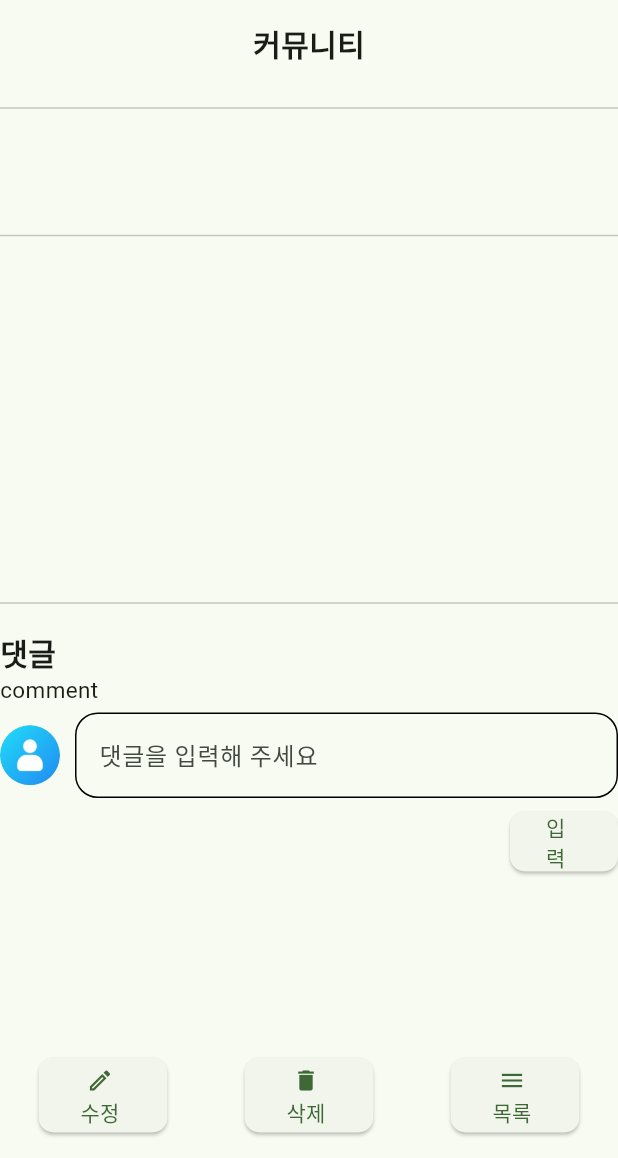
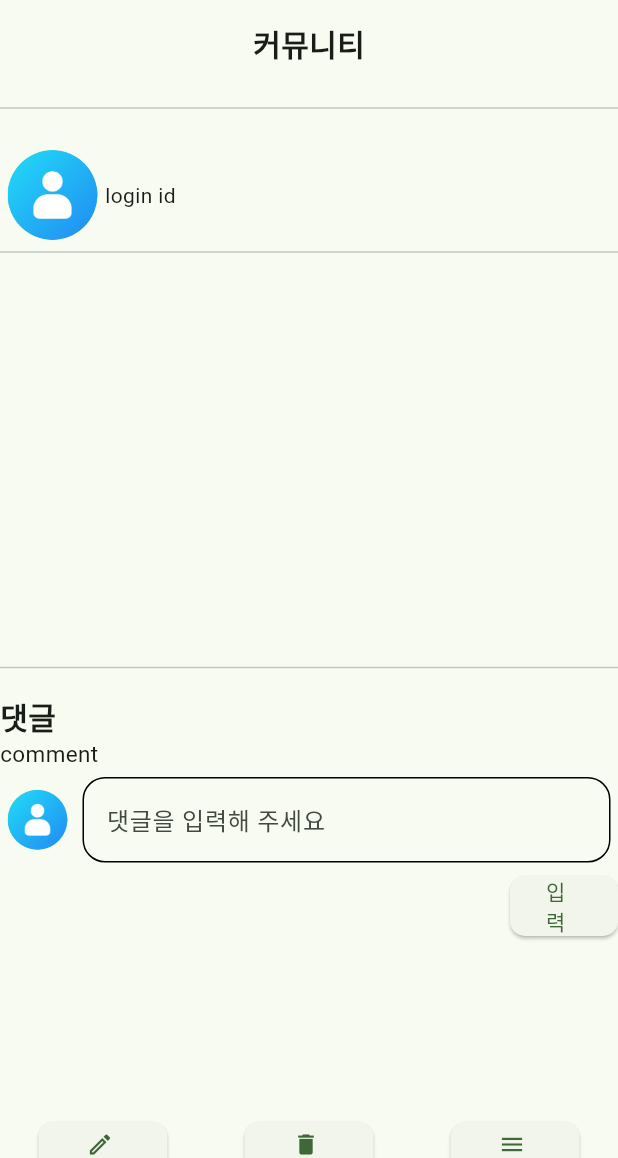
Before and after one commit to Oh-Kang94/Season3_Main-Project_Disabled-App, a Flutter app: the BoardDetail screen opened directly with empty values, on a phone screen of 412 x 824 dp, the part 78-1236 px from its top. Run offline on Flutter 3.47's test engine with Material 2 defaults, Android fonts, the phone set to English and light mode, and no system bars; our stand-ins replace animated_splash_screen, cloud_firestore, firebase_core, firebase_storage, flutter_dotenv, flutter_markdown and 11 more; missing offline and left inert: jwt_decode, kakao_flutter_sdk_user, kpostal; accounts and stored records are empty; Roboto replaces fonts that are missing (NotoSansKR-Light, NotoSansKR-Regular); project files that could hold a hidden picture were left out.

Commit message:
detail, insert, update  일부수정

```diff
--- a/lib/view/board_detail.dart
+++ b/lib/view/board_detail.dart
@@ -60,30 +60,42 @@ class _BoardDetailState extends State<BoardDetail> {
               ),
               Row(
                 children: [
-                  const SizedBox(
-                    width: 300,
+
+                  SizedBox(
+                    width: 15,
                   ),
+                  // Text('조회',style: TextStyle(fontSize: 13),),
+                  SizedBox(width: 300,),
                   Text(board.date),
                 ],
               ),
               Column(
                 crossAxisAlignment: CrossAxisAlignment.start,
                 children: [
-                  Text(
+                  Row(
+                    children: [
+                      SizedBox(width: 5,),
+                      CircleAvatar(backgroundImage: AssetImage('assets/images/user.png',),radius: 30,),
+                SizedBox(width: 5,),
+                Text('login id'),
+                    ],
+                  ),
+
+                  Divider(
+                    thickness: 1.0,
+                  ),
+                   SizedBox(width: 5,),
+                      Text(
                     board.title,
                     style: const TextStyle(
                         fontSize: 20, fontWeight: FontWeight.bold),
                   ),
-                  const SizedBox(
-                    height: 20,
-                  ),
-                  const Divider(
-                    thickness: 1.0,
-                  ),
+                  SizedBox(height: 10,width: 5,),
+
                   Text(
                     board.content,
                     style: const TextStyle(
-                        fontSize: 20, fontWeight: FontWeight.bold),
+                        fontSize: 16,),
                   ),
                   const SizedBox(
                     height: 200,
@@ -91,7 +103,7 @@ class _BoardDetailState extends State<BoardDetail> {
                   const Divider(
                     thickness: 1.0,
                   ),
-                  const SizedBox(
+                  SizedBox(
                     width: 10,
                     height: 10,
                   ),
@@ -111,6 +123,7 @@ class _BoardDetailState extends State<BoardDetail> {
                   ),
                   Row(
                     children: [
+                       SizedBox(width: 5,),
                       const CircleAvatar(
                         backgroundImage: AssetImage(
                           'assets/images/user.png',
@@ -143,6 +156,7 @@ class _BoardDetailState extends State<BoardDetail> {
                           ),
                         ),
                       ),
+                       SizedBox(width: 5,),
                     ],
                   ),
                   Padding(
--- a/lib/view/board_insert.dart
+++ b/lib/view/board_insert.dart
@@ -116,7 +116,7 @@ class _BoardInsertState extends State<BoardInsert> {
                     ),
                   ),
                 ),
-                keyboardType: TextInputType.text,
+                keyboardType: TextInputType.multiline,
                 maxLines: 15,
                 style: const TextStyle(
                   fontSize: 16,
--- a/lib/view/board_update.dart
+++ b/lib/view/board_update.dart
@@ -118,11 +118,11 @@ class _BoardUpdateState extends State<BoardUpdate> {
                     ),
                   ),
                 ),
-                keyboardType: TextInputType.text,
+                keyboardType: TextInputType.multiline,
+                maxLines: 15,
                 style: const TextStyle(
                   fontSize: 17,
                 ),
-                maxLines: 15,
               ),
             ),
             const SizedBox(
@@ -167,7 +167,7 @@ class _BoardUpdateState extends State<BoardUpdate> {
         actions: [
           TextButton(
               onPressed: () {
-                Get.to(const Community());
+                Get.to(Community());
               },
               child: const Text('OK',style: TextStyle(fontWeight: FontWeight.bold),)),
         ]);
```
